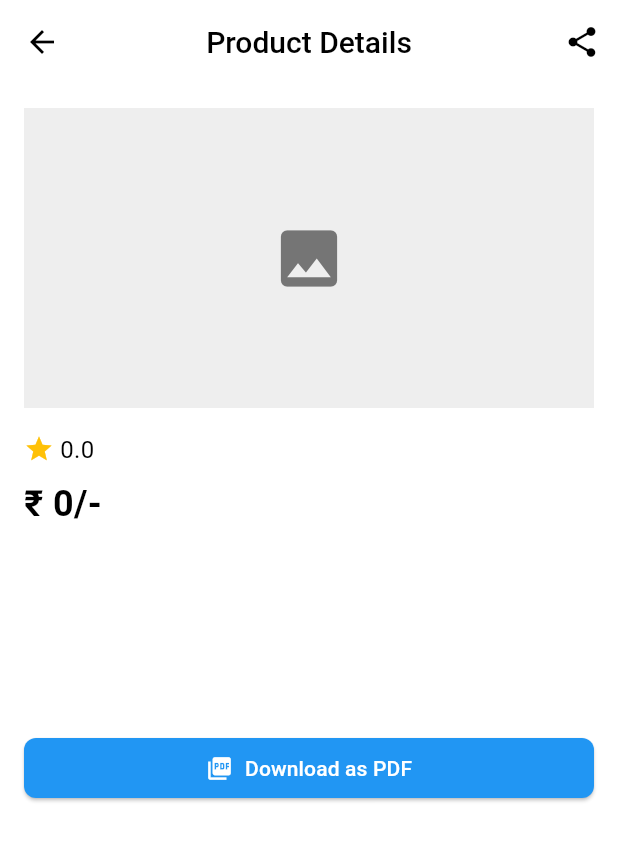
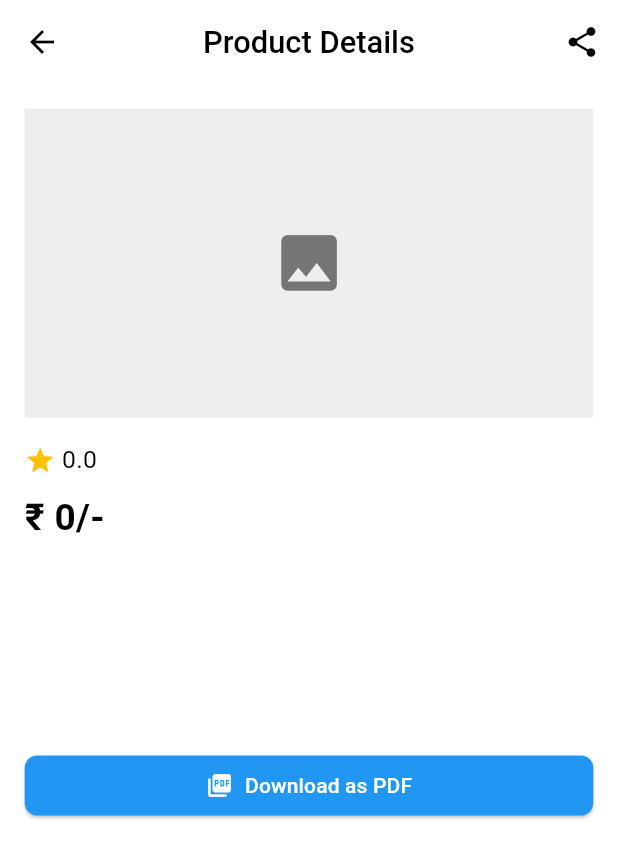
Before and after one commit to habeeb321/Nutz-App, a Flutter app: the DetailScreen screen opened directly with empty values, on a phone screen of 412 x 824 dp. Shown: the top 858 px of the screen. Run offline on Flutter 3.47's test engine with Material 3 defaults, Android fonts, the light colour scheme and no system bars; our stand-ins replace carousel_slider, dio, firebase_auth, firebase_core, google_sign_in, share_plus; accounts and stored records are empty; network calls fail.

Commit message:
All screens made to responsive.

```diff
--- a/lib/screens/home_screen/sub/detail_screen.dart
+++ b/lib/screens/home_screen/sub/detail_screen.dart
@@ -14,6 +14,7 @@ class DetailScreen extends StatelessWidget {
     final homeController = Provider.of<HomeController>(context);
     final colorScheme = Theme.of(context).colorScheme;
     final hasImages = product.images != null && product.images!.isNotEmpty;
+    Size size = MediaQuery.of(context).size;
 
     return Scaffold(
       appBar: AppBar(
@@ -25,7 +26,7 @@ class DetailScreen extends StatelessWidget {
         title: Text(
           'Product Details',
           style: TextStyle(
-            fontSize: 20,
+            fontSize: size.height * 0.025,
             fontWeight: FontWeight.w500,
             color: colorScheme.onSurface,
           ),
@@ -38,7 +39,7 @@ class DetailScreen extends StatelessWidget {
         ],
       ),
       body: SingleChildScrollView(
-        padding: const EdgeInsets.all(16),
+        padding: EdgeInsets.all(size.height * 0.02),
         child: Column(
           crossAxisAlignment: CrossAxisAlignment.start,
           children: [
@@ -47,7 +48,7 @@ class DetailScreen extends StatelessWidget {
                 children: [
                   CarouselSlider(
                     options: CarouselOptions(
-                      height: 200,
+                      height: size.height * 0.25,
                       viewportFraction: 1.0,
                       enlargeCenterPage: false,
                       autoPlay: true,
@@ -64,17 +65,18 @@ class DetailScreen extends StatelessWidget {
                         builder: (BuildContext context) {
                           return Container(
                             width: MediaQuery.of(context).size.width,
-                            margin: const EdgeInsets.symmetric(horizontal: 2),
+                            margin: EdgeInsets.symmetric(
+                                horizontal: size.height * 0.002),
                             child: Image.network(
                               imageUrl,
                               fit: BoxFit.contain,
                               errorBuilder: (context, error, stackTrace) =>
                                   Container(
-                                height: 200,
+                                height: size.height * 0.25,
                                 width: double.infinity,
                                 color: colorScheme.surfaceContainerHighest,
                                 child: Icon(Icons.error_outline,
-                                    size: 50,
+                                    size: size.height * 0.06,
                                     color: colorScheme.onSurfaceVariant),
                               ),
                             ),
@@ -83,18 +85,20 @@ class DetailScreen extends StatelessWidget {
                       );
                     }).toList(),
                   ),
-                  const SizedBox(height: 8),
+                  SizedBox(height: size.height * 0.01),
                   Row(
                     mainAxisAlignment: MainAxisAlignment.center,
                     children: List.generate(product.images!.length, (index) {
                       return Container(
                         width: homeController.currentCarouselIndex == index
-                            ? 24
-                            : 8,
-                        height: 8,
-                        margin: const EdgeInsets.symmetric(horizontal: 4),
+                            ? size.height * 0.03
+                            : size.height * 0.01,
+                        height: size.height * 0.01,
+                        margin: EdgeInsets.symmetric(
+                            horizontal: size.height * 0.005),
                         decoration: BoxDecoration(
-                          borderRadius: BorderRadius.circular(4),
+                          borderRadius:
+                              BorderRadius.circular(size.height * 0.005),
                           color: homeController.currentCarouselIndex == index
                               ? colorScheme.primary
                               : colorScheme.onSurface.withOpacity(0.3),
@@ -106,55 +110,57 @@ class DetailScreen extends StatelessWidget {
               )
             else
               Container(
-                height: 200,
+                height: size.height * 0.25,
                 width: double.infinity,
                 color: colorScheme.surfaceContainerHighest,
                 child: Icon(Icons.image,
-                    size: 50, color: colorScheme.onSurfaceVariant),
+                    size: size.height * 0.06,
+                    color: colorScheme.onSurfaceVariant),
               ),
-            const SizedBox(height: 16),
+            SizedBox(height: size.height * 0.02),
             Row(
               children: [
-                const Icon(Icons.star, color: Colors.amber, size: 20),
-                const SizedBox(width: 4),
+                Icon(Icons.star,
+                    color: Colors.amber, size: size.height * 0.025),
+                SizedBox(width: size.height * 0.005),
                 Text(
                   product.rating?.toStringAsFixed(1) ?? '4.9',
                   style: TextStyle(
-                    fontSize: 16,
+                    fontSize: size.height * 0.02,
                     color: colorScheme.onSurface,
                   ),
                 ),
               ],
             ),
-            const SizedBox(height: 8),
+            SizedBox(height: size.height * 0.01),
             Text(
               '₹ ${product.price?.toStringAsFixed(0) ?? '150000'}/-',
               style: TextStyle(
-                fontSize: 24,
+                fontSize: size.height * 0.03,
                 fontWeight: FontWeight.bold,
                 color: colorScheme.onSurface,
               ),
             ),
-            const SizedBox(height: 16),
+            SizedBox(height: size.height * 0.02),
             Text(
               product.name ?? 'iPhone 16 Pro',
               style: TextStyle(
-                fontSize: 20,
+                fontSize: size.height * 0.025,
                 fontWeight: FontWeight.bold,
                 color: colorScheme.onSurface,
               ),
             ),
-            const SizedBox(height: 16),
+            SizedBox(height: size.height * 0.02),
             Text(
               product.description ??
                   'Lorem ipsum dolor sit amet, consectetur adipiscing elit...',
               style: TextStyle(
-                fontSize: 16,
+                fontSize: size.height * 0.02,
                 height: 1.5,
                 color: colorScheme.onSurface.withOpacity(0.8),
               ),
             ),
-            const SizedBox(height: 50),
+            SizedBox(height: size.height * 0.06),
             SizedBox(
               width: double.infinity,
               child: ElevatedButton.icon(
@@ -167,9 +173,9 @@ class DetailScreen extends StatelessWidget {
                 ),
                 style: ElevatedButton.styleFrom(
                   backgroundColor: colorScheme.primary,
-                  padding: const EdgeInsets.symmetric(vertical: 10),
+                  padding: EdgeInsets.symmetric(vertical: size.height * 0.012),
                   shape: RoundedRectangleBorder(
-                    borderRadius: BorderRadius.circular(8),
+                    borderRadius: BorderRadius.circular(size.height * 0.01),
                   ),
                 ),
               ),
```
Also changed, not shown: lib/screens/home_screen/view/home_screen.dart (+49 -44 lines), lib/screens/profile_screen/profile_screen.dart (+38 -29 lines).
